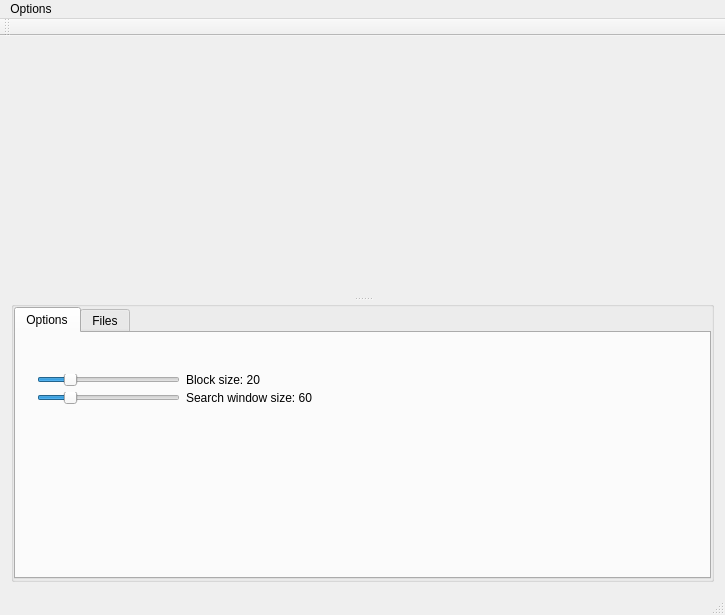
Before: the Qt Designer form mainwindow.ui in andreisebastianc/Cloud-movement-detection-in-satellite-images, drawn with Qt 5.
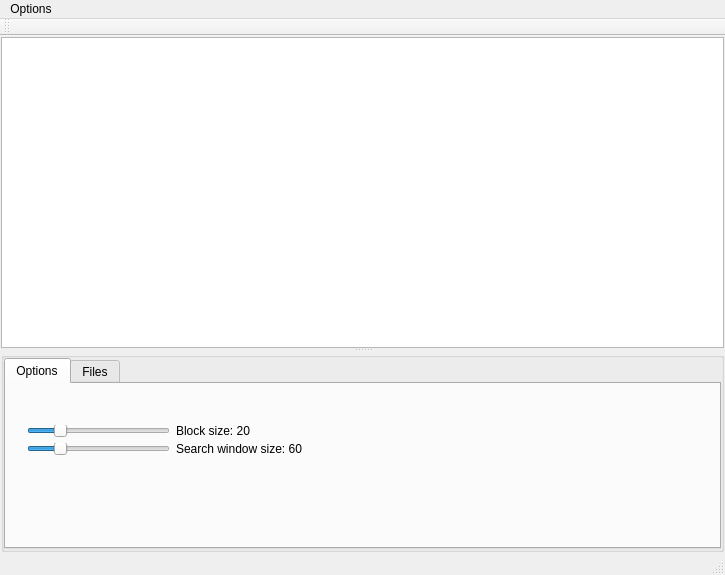
After: the same form once the commit is applied.

Commit message: Changed the way images are being displayed. Swapped using a QLabel as image container to using a QGraphicsView with an attached QGraphicsScene. I intend to draw the movement vectors overlayed on the image and use a custom scroll bar (with rewritten design) to navigate between images and see the results interactively.

What changed in the file:
```diff
--- a/mainwindow.ui
+++ b/mainwindow.ui
@@ -21,28 +21,25 @@
   </property>
   <widget class="QWidget" name="centralWidget">
    <layout class="QGridLayout" name="gridLayout_2">
+    <property name="margin">
+     <number>1</number>
+    </property>
     <item row="0" column="0">
      <widget class="QSplitter" name="splitter">
       <property name="orientation">
        <enum>Qt::Vertical</enum>
       </property>
-      <widget class="QLabel" name="imageDisplayer">
-       <property name="minimumSize">
-        <size>
-         <width>0</width>
-         <height>250</height>
-        </size>
-       </property>
-       <property name="text">
-        <string/>
-       </property>
-       <property name="alignment">
-        <set>Qt::AlignCenter</set>
+      <widget class="QGraphicsView" name="imageDisplayer">
+       <property name="sizePolicy">
+        <sizepolicy hsizetype="Expanding" vsizetype="Preferred">
+         <horstretch>0</horstretch>
+         <verstretch>0</verstretch>
+        </sizepolicy>
        </property>
       </widget>
       <widget class="QGroupBox" name="groupBox">
        <property name="sizePolicy">
-        <sizepolicy hsizetype="Preferred" vsizetype="Minimum">
+        <sizepolicy hsizetype="Preferred" vsizetype="MinimumExpanding">
          <horstretch>0</horstretch>
          <verstretch>0</verstretch>
         </sizepolicy>
@@ -50,7 +47,7 @@
        <property name="maximumSize">
         <size>
          <width>16777215</width>
-         <height>16777215</height>
+         <height>200</height>
         </size>
        </property>
        <property name="title">
@@ -60,7 +57,7 @@
         <property name="margin">
          <number>0</number>
         </property>
-        <item row="0" column="0">
+        <item row="1" column="0">
          <widget class="QTabWidget" name="tabWidget">
           <property name="tabPosition">
            <enum>QTabWidget::North</enum>
```
The commit also changes 3 other files.
